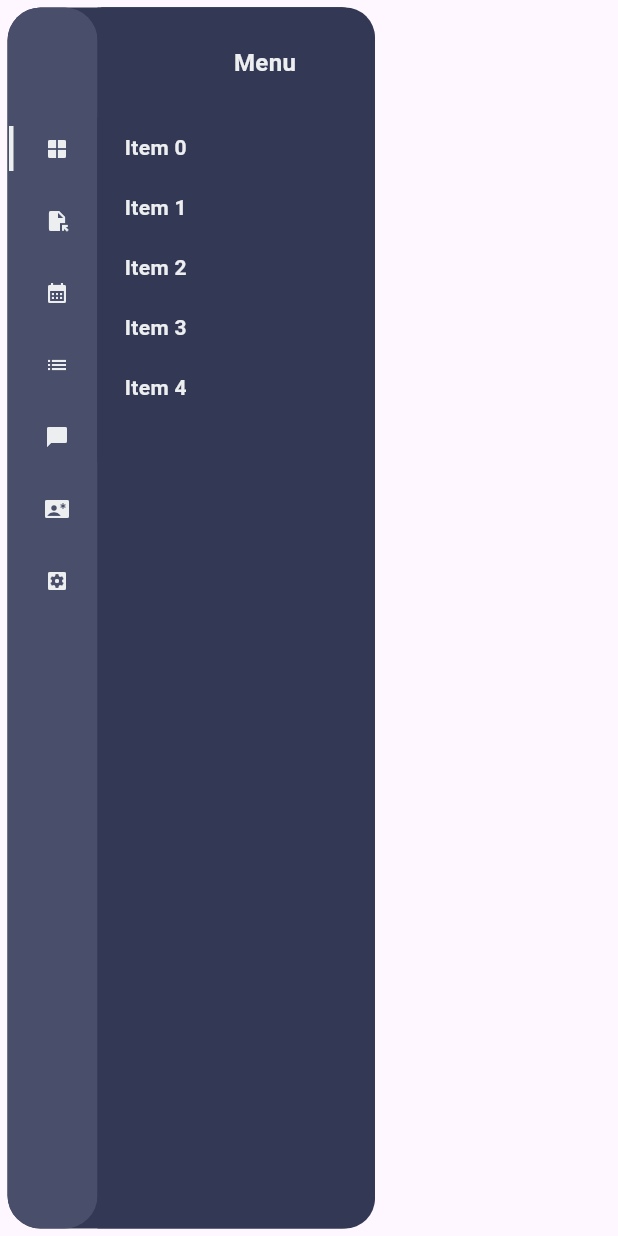
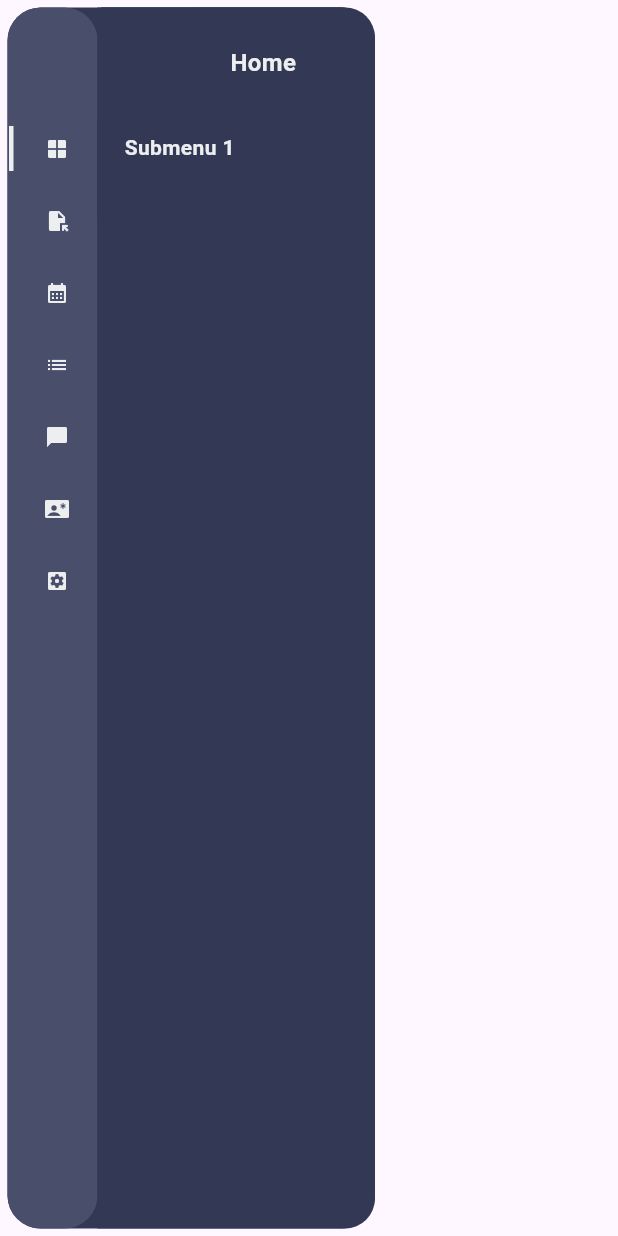
Before and after one commit to jacksonsr451/widget_aside_menu, a Flutter app: the screen it shows after launch, after a tap on the "window" icon, on a phone screen of 412 x 824 dp. Run offline on Flutter 3.47's test engine with Material 3 defaults, Android fonts, the phone set to English and light mode, and no system bars.

Commit message:
:refactor: setting default list with menu settings

```diff
--- a/lib/main.dart
+++ b/lib/main.dart
@@ -2,9 +2,61 @@ import 'package:flutter/material.dart';
 import 'package:widget_aside_menu/side_menu_widget.dart';
 
 void main() {
+  final List<Map<String, Object>> menu = [
+    {
+      'title': 'Home',
+      'icon': Icons.window,
+      'submenus': [
+        {'title': 'Submenu 1', 'action': () => print('Submenu 1 action')},
+      ]
+    },
+    {
+      'title': 'Arquivos',
+      'icon': Icons.file_open,
+      'submenus': [
+        {'title': 'Submenu 2', 'action': () => print('Submenu 2 action')},
+      ]
+    },
+    {
+      'title': 'Agenda',
+      'icon': Icons.calendar_month,
+      'submenus': [
+        {'title': 'Submenu 3', 'action': () => print('Submenu 3 action')},
+      ]
+    },
+    {
+      'title': 'Tarefas',
+      'icon': Icons.list,
+      'submenus': [
+        {'title': 'Submenu 4', 'action': () => print('Submenu 4 action')},
+      ]
+    },
+    {
+      'title': 'Contatos',
+      'icon': Icons.chat_bubble,
+      'submenus': [
+        {'title': 'Submenu 5', 'action': () => print('Submenu 5 action')},
+      ]
+    },
+    {
+      'title': 'Workers',
+      'icon': Icons.contact_emergency,
+      'submenus': [
+        {'title': 'Submenu 6', 'action': () => print('Submenu 6 action')},
+      ]
+    },
+    {
+      'title': 'Configurações',
+      'icon': Icons.settings_applications,
+      'submenus': [
+        {'title': 'Submenu 7', 'action': () => print('Submenu 7 action')},
+      ]
+    },
+  ];
+
   runApp(
-    const MaterialApp(
-      home: SideMenuWidget(),
+    MaterialApp(
+      home: SideMenuWidget(menu: menu),
     ),
   );
 }
--- a/lib/side_menu_items.dart
+++ b/lib/side_menu_items.dart
@@ -5,7 +5,7 @@ import 'package:widget_aside_menu/submenu_widget.dart';
 class SideMenuItems extends StatefulWidget {
   final bool isSubmenuVisible;
   final VoidCallback toggleSubmenuVisibility;
-  final List listMenu;
+  final List<Map<String, Object>> listMenu;
 
   const SideMenuItems({
     required this.isSubmenuVisible,
@@ -52,7 +52,7 @@ class _SideMenuItemsState extends State<SideMenuItems> {
                 children: List.generate(
                   widget.listMenu.length,
                   (index) => SideMenuIcon(
-                    icon: widget.listMenu[index],
+                    icon: widget.listMenu[index]['icon'] as IconData,
                     index: index,
                     isSelected: index == _selectedIndex,
                     toggleSubmenuVisibility: widget.toggleSubmenuVisibility,
@@ -66,7 +66,14 @@ class _SideMenuItemsState extends State<SideMenuItems> {
               ),
             ),
           ),
-          if (widget.isSubmenuVisible) const SubmenuWidget(),
+          if (widget.isSubmenuVisible &&
+              _selectedIndex != null &&
+              _selectedIndex! < widget.listMenu.length)
+            SubmenuWidget(
+              title: widget.listMenu[_selectedIndex!]['title'] as String,
+              submenu: widget.listMenu[_selectedIndex!]['submenus']
+                  as List<Map<String, Object>>,
+            ),
         ],
       ),
     );
--- a/lib/side_menu_widget.dart
+++ b/lib/side_menu_widget.dart
@@ -2,7 +2,12 @@ import 'package:flutter/material.dart';
 import 'package:widget_aside_menu/side_menu_items.dart';
 
 class SideMenuWidget extends StatefulWidget {
-  const SideMenuWidget({Key? key}) : super(key: key);
+  final List<Map<String, Object>> menu;
+
+  const SideMenuWidget({
+    required this.menu,
+    Key? key,
+  }) : super(key: key);
 
   @override
   State<SideMenuWidget> createState() => _SideMenuWidgetState();
@@ -43,15 +48,7 @@ class _SideMenuWidgetState extends State<SideMenuWidget> {
                         isSubmenuVisible = true;
                       });
                     },
-                    listMenu: const [
-                      Icons.window,
-                      Icons.file_open,
-                      Icons.calendar_month,
-                      Icons.list,
-                      Icons.chat_bubble,
-                      Icons.contact_emergency,
-                      Icons.settings_applications,
-                    ],
+                    listMenu: widget.menu,
                   ),
                 ],
               );
--- a/lib/submenu_list.dart
+++ b/lib/submenu_list.dart
@@ -3,7 +3,14 @@ import 'package:widget_aside_menu/submenu_item.dart';
 import 'package:widget_aside_menu/submenu_title.dart';
 
 class SubmenuList extends StatefulWidget {
-  const SubmenuList({Key? key}) : super(key: key);
+  final String title;
+  final List<Map<String, Object>> submenu;
+
+  const SubmenuList({
+    required this.title,
+    required this.submenu,
+    Key? key,
+  }) : super(key: key);
 
   @override
   State<SubmenuList> createState() => _SubmenuListState();
@@ -17,7 +24,7 @@ class _SubmenuListState extends State<SubmenuList> {
   void initState() {
     super.initState();
     _selectedIndex = null;
-    _lastIndex = 4;
+    _lastIndex = widget.submenu.length - 1;
   }
 
   @override
@@ -25,12 +32,12 @@ class _SubmenuListState extends State<SubmenuList> {
     return Column(
       children: [
         SubmenuTitle(
-          title: "Menu",
+          title: widget.title,
           hasTopBorderRadius: _selectedIndex == 0,
         ),
         Column(
           children: List.generate(
-            5,
+            widget.submenu.length,
             (index) => Container(
               decoration: const BoxDecoration(
                 gradient: LinearGradient(
@@ -43,7 +50,7 @@ class _SubmenuListState extends State<SubmenuList> {
                 ),
               ),
               child: SubmenuItem(
-                title: 'Item $index',
+                title: widget.submenu[index]['title'] as String,
                 index: index,
                 selectedIndex: _selectedIndex,
                 onTap: (int tappedIndex, int? previousIndex, int? nextIndex) {
--- a/lib/submenu_widget.dart
+++ b/lib/submenu_widget.dart
@@ -2,7 +2,13 @@ import 'package:flutter/material.dart';
 import 'package:widget_aside_menu/submenu_list.dart';
 
 class SubmenuWidget extends StatefulWidget {
-  const SubmenuWidget({Key? key}) : super(key: key);
+  final String title;
+  final List<Map<String, Object>> submenu;
+  const SubmenuWidget({
+    required this.title,
+    required this.submenu,
+    Key? key,
+  }) : super(key: key);
 
   @override
   State<SubmenuWidget> createState() => _SubmenuWidgetState();
@@ -20,7 +26,10 @@ class _SubmenuWidgetState extends State<SubmenuWidget> {
           bottomRight: Radius.circular(20.0),
         ),
       ),
-      child: const SubmenuList(),
+      child: SubmenuList(
+        title: widget.title,
+        submenu: widget.submenu,
+      ),
     );
   }
 }
```
